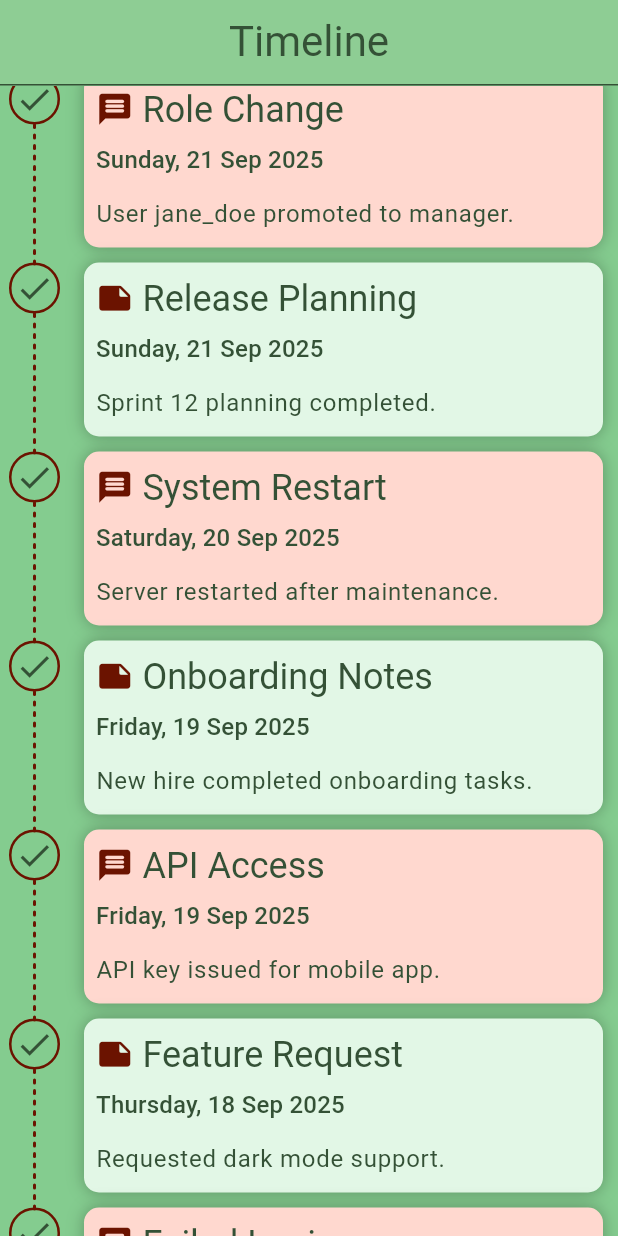
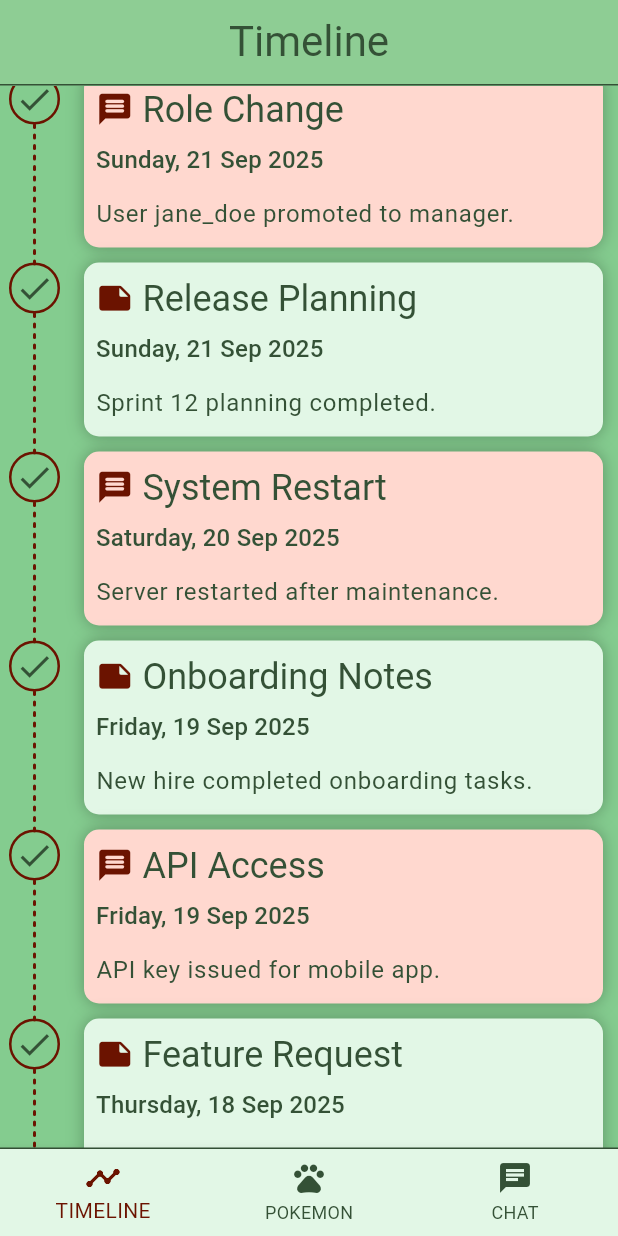
Before and after one commit to hery-alex/caremixerapp, a Flutter app: the screen it shows after launch, scrolled down 1152 dp, on a phone screen of 412 x 824 dp. Run offline on Flutter 3.47's test engine with Material 3 defaults, Android fonts, the light colour scheme and no system bars; our stand-ins replace flutter_bloc.

Commit message:
added bottom navigation bar

```diff
--- /dev/null
+++ b/lib/config/layout_config/layout_config.dart
@@ -0,0 +1,68 @@
+import 'package:flutter/material.dart';
+
+class LayoutConfig extends StatelessWidget {
+  final Widget child;
+  final String appBarTitle;
+  final int currentIndex;
+  const LayoutConfig({
+  super.key,
+  required this.child,
+  required this.appBarTitle,
+  required this.currentIndex});
+
+  @override
+  Widget build(BuildContext context) {
+    return SafeArea(
+      child: Scaffold(
+            appBar: AppBar(
+              title: Row(
+              mainAxisAlignment: MainAxisAlignment.center,
+              children: [
+                 Text(appBarTitle),
+              ],
+            ),
+            automaticallyImplyLeading: false,
+            bottom: PreferredSize(
+            preferredSize: const Size.fromHeight(1.0),
+            child: Container(
+              color: Theme.of(context).colorScheme.onSurface, // line color
+              height: 1.0,
+            ),
+           ),
+           ),
+          body: child,
+          bottomNavigationBar:Container(
+        decoration:  BoxDecoration(
+          border: Border(
+            top: BorderSide(
+              color: Theme.of(context).colorScheme.onSurface,  // Border color
+              width: 1.0,          // Border thickness
+            ),
+          ),
+        ),
+        child: BottomNavigationBar(
+          type: BottomNavigationBarType.fixed,
+          backgroundColor: Theme.of(context).colorScheme.secondary,
+          selectedItemColor: Theme.of(context).colorScheme.onPrimary,
+          unselectedItemColor: Theme.of(context).colorScheme.onSurface,
+          currentIndex: currentIndex,
+          onTap: null,
+          items: const [
+            BottomNavigationBarItem(
+              icon: Icon(Icons.timeline_rounded),
+              label: "TIMELINE",
+            ),
+            BottomNavigationBarItem(
+              icon: Icon(Icons.pets),
+              label: "POKEMON",
+            ),
+            BottomNavigationBarItem(
+              icon: Icon(Icons.chat),
+              label: "CHAT",
+            ),
+          ],
+        ),
+      ),
+    ));
+  }
+}
--- a/lib/config/route_config/route_config.dart
+++ b/lib/config/route_config/route_config.dart
@@ -14,6 +14,8 @@ class RoutesConfiguration implements RouteConfig{
      switch(settings.name!){
       case '/part1':
         return   TimelineView();
+      case '/part2':
+        return  TimelineView();
       default :
         return const SizedBox();
     }
--- a/lib/part_1_timelinelist/timeline_view/timelinelist_view.dart
+++ b/lib/part_1_timelinelist/timeline_view/timelinelist_view.dart
@@ -1,3 +1,4 @@
+import 'package:caremixer_test/config/layout_config/layout_config.dart';
 import 'package:caremixer_test/part_1_timelinelist/timeline_view/timeline_widgets/timeline_widget.dart';
 import 'package:caremixer_test/part_1_timelinelist/timeline_view_model/timelime_view_states.dart';
 import 'package:caremixer_test/part_1_timelinelist/timeline_view_model/timeline_view_model.dart';
@@ -11,25 +12,10 @@ class TimelineView extends StatelessWidget {
   Widget build(BuildContext context) {
     return  BlocProvider(
       create: (_) => TimelineViewModel()..add(LoadTimeline()),
-      child:SafeArea(
-        child: Scaffold(
-          appBar: AppBar(
-            title: Row(
-            mainAxisAlignment: MainAxisAlignment.center,
-            children: [
-              const Text("Timeline"),
-            ],
-          ),
-          automaticallyImplyLeading: false,
-          bottom: PreferredSize(
-          preferredSize: const Size.fromHeight(1.0),
-          child: Container(
-            color: Theme.of(context).colorScheme.onSurface, // line color
-            height: 1.0,
-          ),
-         ),
-         ),
-          body: BlocBuilder<TimelineViewModel, TimelineState>(
+      child:LayoutConfig(
+        appBarTitle: 'Timeline',
+        currentIndex: 0,
+        child: BlocBuilder<TimelineViewModel, TimelineState>(
             builder: (context, state) {
               if (state is TimelineLoading) {
                 return const Center(child: CircularProgressIndicator());
@@ -54,7 +40,6 @@ class TimelineView extends StatelessWidget {
               return const SizedBox();
             },
           ),
-            ),
       ));
   }
 }
--- /dev/null
+++ b/lib/part_2_api_integration/pokemon_view.dart
@@ -0,0 +1,10 @@
+import 'package:flutter/material.dart';
+
+class PokemonApi extends StatelessWidget {
+  const PokemonApi({super.key});
+
+  @override
+  Widget build(BuildContext context) {
+    return const Placeholder();
+  }
+}
```
